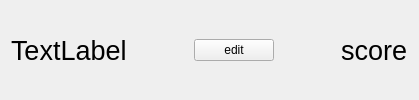
The window that entry.ui (RexOdonata/ScoreStats-0a) describes before a commit, drawn with Qt 5.
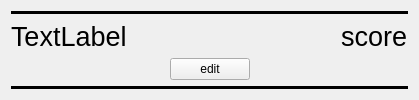
The same window after the commit.

What changed in the file:
```diff
--- a/entry.ui
+++ b/entry.ui
@@ -14,7 +14,31 @@
    <string>Form</string>
   </property>
   <layout class="QGridLayout" name="gridLayout">
-   <item row="0" column="0">
+   <item row="2" column="0">
+    <layout class="QVBoxLayout" name="verticalLayout">
+     <property name="sizeConstraint">
+      <enum>QLayout::SetFixedSize</enum>
+     </property>
+     <item>
+      <widget class="Line" name="line_2">
+       <property name="minimumSize">
+        <size>
+         <width>0</width>
+         <height>0</height>
+        </size>
+       </property>
+       <property name="frameShadow">
+        <enum>QFrame::Plain</enum>
+       </property>
+       <property name="lineWidth">
+        <number>15</number>
+       </property>
+       <property name="orientation">
+        <enum>Qt::Horizontal</enum>
+       </property>
+      </widget>
+     </item>
+     <item>
     <layout class="QHBoxLayout" name="horizontalLayout">
      <item>
       <widget class="QLabel" name="label_name">
@@ -41,26 +65,6 @@
        </property>
       </spacer>
      </item>
-     <item>
-      <widget class="QPushButton" name="button_alter">
-       <property name="text">
-        <string>edit</string>
-       </property>
-      </widget>
-     </item>
-     <item>
-      <spacer name="horizontalSpacer_2">
-       <property name="orientation">
-        <enum>Qt::Horizontal</enum>
-       </property>
-       <property name="sizeHint" stdset="0">
-        <size>
-         <width>40</width>
-         <height>20</height>
-        </size>
-       </property>
-      </spacer>
-     </item>
      <item>
       <widget class="QLabel" name="label_score">
        <property name="font">
@@ -70,6 +74,81 @@
        </property>
        <property name="text">
         <string>score</string>
+         </property>
+        </widget>
+       </item>
+      </layout>
+     </item>
+     <item>
+      <layout class="QHBoxLayout" name="horizontalLayout_2">
+       <item>
+        <spacer name="horizontalSpacer_3">
+         <property name="orientation">
+          <enum>Qt::Horizontal</enum>
+         </property>
+         <property name="sizeHint" stdset="0">
+          <size>
+           <width>40</width>
+           <height>20</height>
+          </size>
+         </property>
+        </spacer>
+       </item>
+       <item>
+        <widget class="QPushButton" name="button_alter">
+         <property name="sizePolicy">
+          <sizepolicy hsizetype="Minimum" vsizetype="Maximum">
+           <horstretch>0</horstretch>
+           <verstretch>0</verstretch>
+          </sizepolicy>
+         </property>
+         <property name="text">
+          <string>edit</string>
+         </property>
+        </widget>
+       </item>
+       <item>
+        <spacer name="horizontalSpacer_4">
+         <property name="orientation">
+          <enum>Qt::Horizontal</enum>
+         </property>
+         <property name="sizeHint" stdset="0">
+          <size>
+           <width>40</width>
+           <height>20</height>
+          </size>
+         </property>
+        </spacer>
+       </item>
+      </layout>
+     </item>
+     <item>
+      <widget class="Line" name="line">
+       <property name="minimumSize">
+        <size>
+         <width>0</width>
+         <height>0</height>
+        </size>
+       </property>
+       <property name="baseSize">
+        <size>
+         <width>0</width>
+         <height>0</height>
+        </size>
+       </property>
+       <property name="font">
+        <font>
+         <pointsize>8</pointsize>
+        </font>
+       </property>
+       <property name="frameShadow">
+        <enum>QFrame::Plain</enum>
+       </property>
+       <property name="lineWidth">
+        <number>15</number>
+       </property>
+       <property name="orientation">
+        <enum>Qt::Horizontal</enum>
        </property>
       </widget>
      </item>
```
Lines whose indentation alone changed are shown as unchanged.
